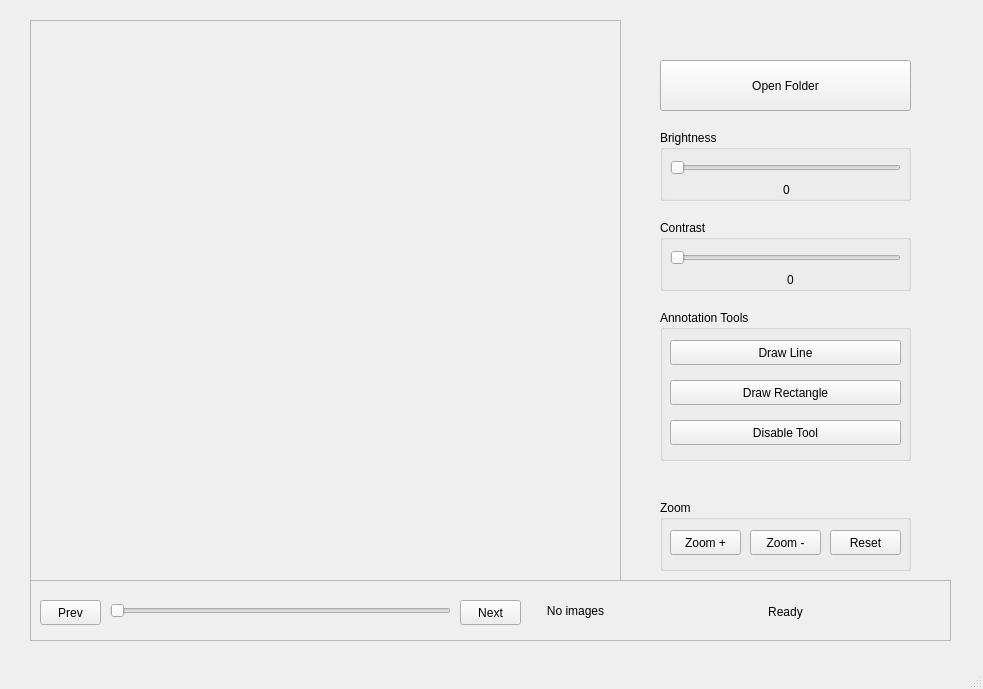
First picture: the form in mainwindow.ui, repository Susendhira/MiniCTViewer, before the edit.
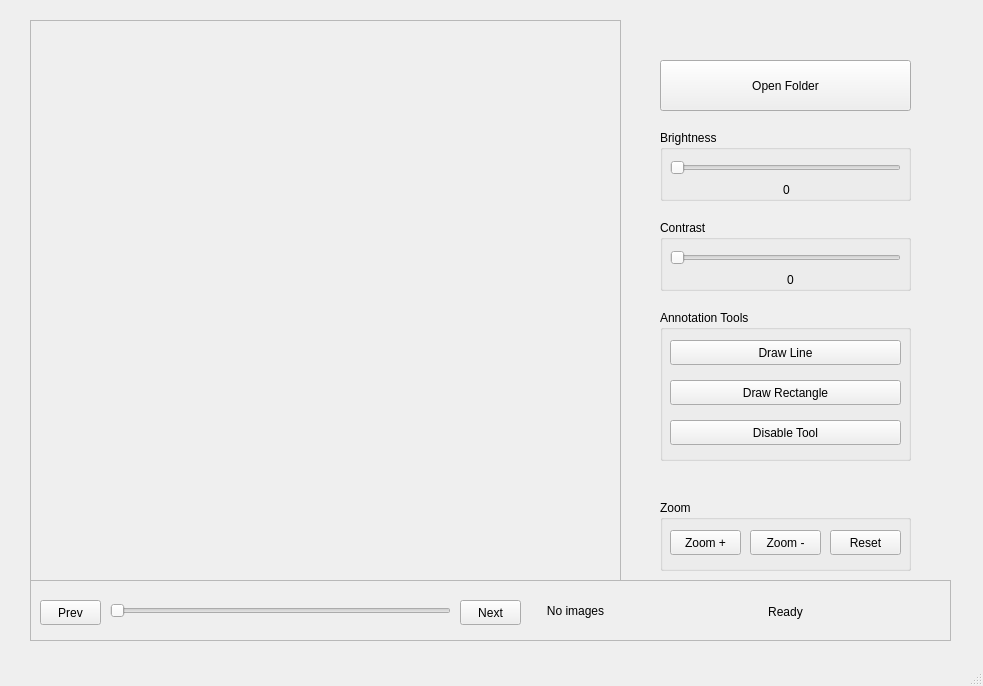
Second picture: the form after the edit.

```diff
--- a/mainwindow.ui
+++ b/mainwindow.ui
@@ -7,7 +7,7 @@
     <x>0</x>
     <y>0</y>
     <width>983</width>
-    <height>689</height>
+    <height>686</height>
    </rect>
   </property>
   <property name="windowTitle">
```
